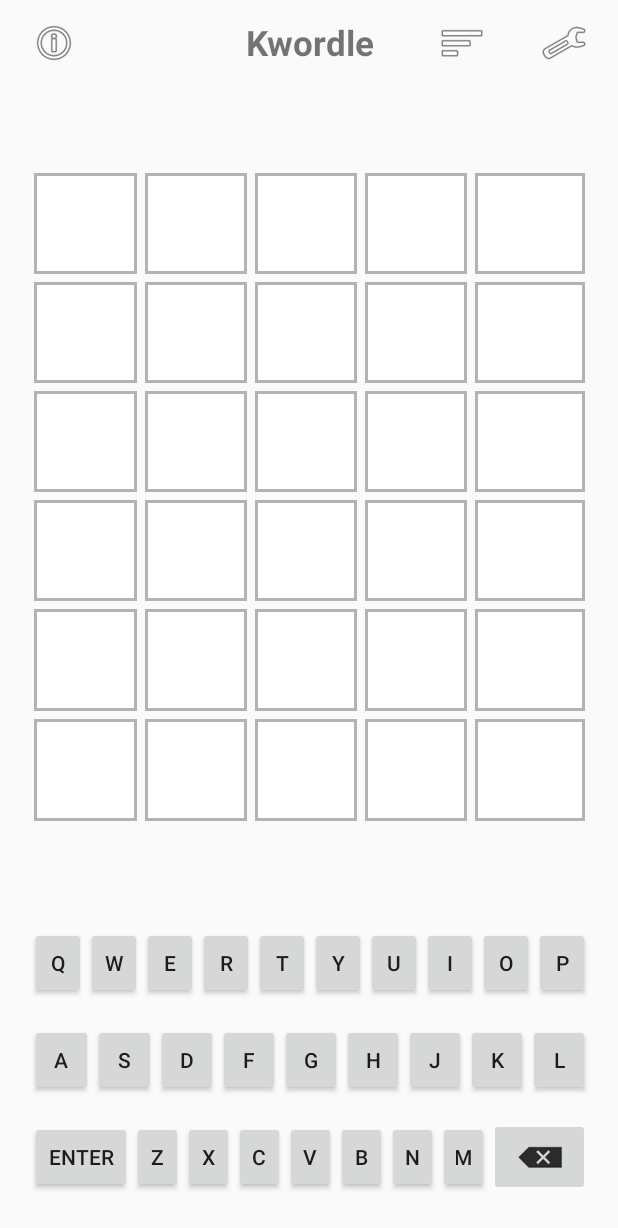
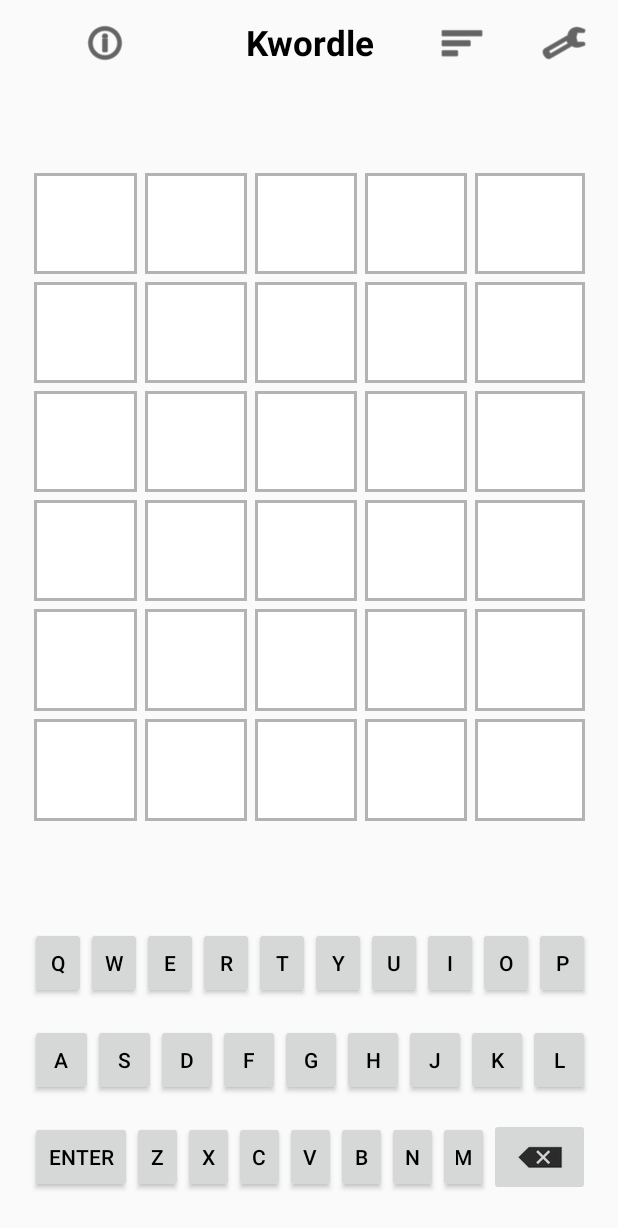
Before and after one commit to oakleyaidan21/Kwordle, an Android app: the screen it shows after launch (MainActivity), on a phone screen of 412 x 824 dp. Shown: the top 1228 px of the screen. Run offline under Robolectric (Android 15) with nearby library versions, the phone set to English and light mode, and no system bars; 1 statement that could not run was skipped.

Commit message:
update theme

```diff
--- a/androidApp/src/main/res/layout/activity_main.xml
+++ b/androidApp/src/main/res/layout/activity_main.xml
@@ -30,13 +30,8 @@
                 android:layout_weight="1"
                 android:background="@null"
                 android:minHeight="48dp"
+                android:tint="#000000"
                 app:srcCompat="@android:drawable/ic_menu_info_details" />
-
-            <LinearLayout
-                android:layout_width="match_parent"
-                android:layout_height="match_parent"
-                android:layout_weight="1"
-                android:orientation="horizontal"></LinearLayout>
         </LinearLayout>
 
         <TextView
@@ -63,6 +58,7 @@
                 android:layout_height="wrap_content"
                 android:layout_weight=".5"
                 android:background="@null"
+                android:tint="#000000"
                 app:srcCompat="@android:drawable/ic_menu_sort_by_size" />
 
             <ImageButton
@@ -71,6 +67,7 @@
                 android:layout_height="wrap_content"
                 android:layout_weight=".5"
                 android:background="@null"
+                android:tint="#000000"
                 app:srcCompat="@android:drawable/ic_menu_preferences" />
 
         </LinearLayout>
--- a/androidApp/src/main/res/values/styles.xml
+++ b/androidApp/src/main/res/values/styles.xml
@@ -4,6 +4,13 @@
         <item name="colorPrimary">@color/colorPrimary</item>
         <item name="colorPrimaryDark">@color/colorPrimaryDark</item>
         <item name="colorAccent">@color/colorAccent</item>
+<!--        <item name="android:textAppearance">@style/MyText</item>-->
+        <item name="android:textColor">#000000</item>
+    </style>
+
+
+    <style name="MyText" parent="@android:style/TextAppearance">
+        <item name="android:textColor">#ffffffff</item>
     </style>
 
 </resources>
```
